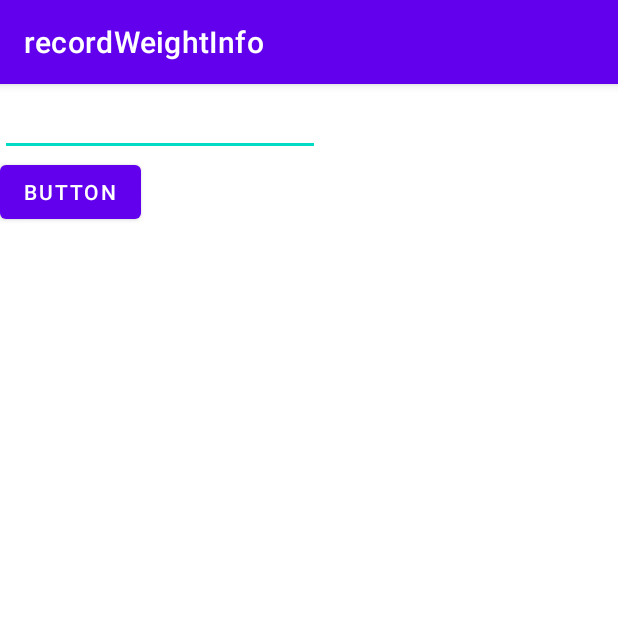
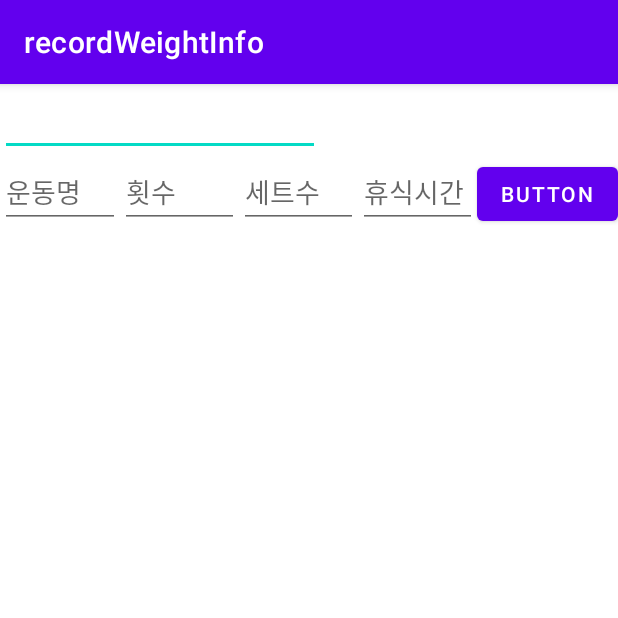
Before and after one commit to parkhojeong/knulling-app-manage-weight-info, an Android app: the screen it shows after launch (MainActivity), on a phone screen of 412 x 824 dp, the top half of it. Run offline under Robolectric (Android 15) with nearby library versions, the phone set to English and light mode, and no system bars; our stand-ins replace Firebase (no records; nobody signed in at launch, a user with empty details on screens opened directly).

Commit message:
운동정보 추가기능 구현

```diff
--- a/app/src/main/java/com/example/recordweightinfo/MainActivity.kt
+++ b/app/src/main/java/com/example/recordweightinfo/MainActivity.kt
@@ -10,15 +10,12 @@ import com.google.firebase.database.ktx.database
 import com.google.firebase.ktx.Firebase
 import android.content.Context
 
-import android.widget.TextView
-
 import android.view.LayoutInflater
 import android.view.View
 
 import android.view.ViewGroup
+import android.widget.*
 
-import android.widget.BaseAdapter
-import android.widget.ListView
 import com.google.firebase.database.DatabaseReference
 import java.text.SimpleDateFormat
 import java.util.*
@@ -35,12 +32,37 @@ class MainActivity : AppCompatActivity() {
 
         database = Firebase.database.reference
         loadTodayWeightInfo()
+        addWeitghInfo()
+        asyncTodayWeightInfo()
+    }
+
+    fun addWeitghInfo(){
+        val weightAddButton: Button = findViewById(R.id.weightAddButton)
+        weightAddButton.setOnClickListener{
+            val typeText = findViewById<EditText>(R.id.weightTypeAddText).text.toString()
+            val countText = findViewById<EditText>(R.id.weightCountAddText).text.toString()
+            val setText = findViewById<EditText>(R.id.weightSetAddText).text.toString()
+            val restTimeText = findViewById<EditText>(R.id.weightRestTimeAddText).text.toString()
+
+            if(typeText.isEmpty() || countText.isEmpty() || setText.isEmpty()){
+                Toast.makeText(this.applicationContext, "빈 칸을 입력해주세요", Toast.LENGTH_SHORT).show()
+                return@setOnClickListener
+            }
+
+            val currentDateRef = database.child("weightInfo").child("bob").child(getCurrentDateString())
+
+            val count = countText.toInt()
+            val set = setText.toInt()
+            val restTime = if(restTimeText == "") 0 else restTimeText.toInt()
+            currentDateRef.push().setValue(ListView_Item(0,count,set,typeText, restTime ))
+        }
     }
 
     fun loadTodayWeightInfo() {
         val listView: ListView = findViewById(R.id.listview_list)
 
         database.child("weightInfo").get().addOnSuccessListener {
+            Log.d(TAG, "[OnSuccessListener]")
             val items = mutableListOf<ListView_Item>()
 
             it.child("bob").child(getCurrentDateString()).children.forEach { data ->
@@ -55,7 +77,7 @@ class MainActivity : AppCompatActivity() {
             mAdapter = ListView_Adapter(this, items)
             listView.setAdapter(mAdapter)
         }.addOnFailureListener {
-            Log.d(TAG, "Error getting data $it")
+            Log.d(TAG, "[OnFailureListener] Error getting data $it")
         }
     }
 
--- a/app/src/main/res/layout/activity_main.xml
+++ b/app/src/main/res/layout/activity_main.xml
@@ -8,7 +8,7 @@
     tools:context=".MainActivity">
 
     <EditText
-        android:id="@+id/currentDate"
+        android:id="@+id/date"
         android:layout_width="wrap_content"
         android:layout_height="wrap_content"
         android:editable="false"
@@ -16,11 +16,57 @@
         android:inputType="date"
         android:minHeight="48dp" />
 
-    <Button
-        android:id="@+id/addButton"
-        android:layout_width="wrap_content"
+    <LinearLayout
+        android:layout_width="match_parent"
         android:layout_height="wrap_content"
-        android:text="Button" />
+        android:orientation="horizontal">
+
+        <EditText
+            android:id="@+id/weightTypeAddText"
+            android:layout_width="wrap_content"
+            android:layout_height="wrap_content"
+            android:layout_weight="1"
+            android:ems="10"
+            android:hint="운동명"
+            android:inputType="textPersonName"
+            android:minHeight="48dp" />
+
+        <EditText
+            android:id="@+id/weightCountAddText"
+            android:layout_width="wrap_content"
+            android:layout_height="wrap_content"
+            android:layout_weight="1"
+            android:ems="10"
+            android:hint="횟수"
+            android:inputType="number"
+            android:minHeight="48dp" />
+
+        <EditText
+            android:id="@+id/weightSetAddText"
+            android:layout_width="wrap_content"
+            android:layout_height="wrap_content"
+            android:layout_weight="1"
+            android:ems="10"
+            android:hint="세트수"
+            android:inputType="number"
+            android:minHeight="48dp" />
+
+        <EditText
+            android:id="@+id/weightRestTimeAddText"
+            android:layout_width="wrap_content"
+            android:layout_height="wrap_content"
+            android:layout_weight="1"
+            android:ems="10"
+            android:hint="휴식시간"
+            android:inputType="number"
+            android:minHeight="48dp" />
+
+        <Button
+            android:id="@+id/weightAddButton"
+            android:layout_width="wrap_content"
+            android:layout_height="wrap_content"
+            android:text="Button" />
+    </LinearLayout>
 
 
     <ListView
```
